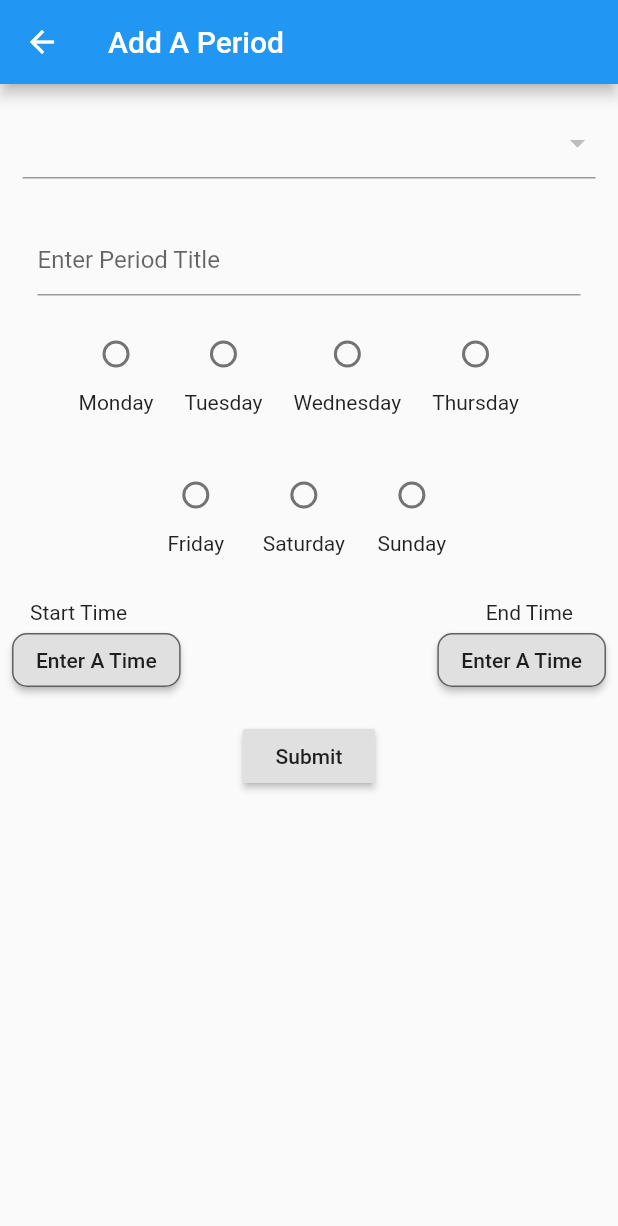
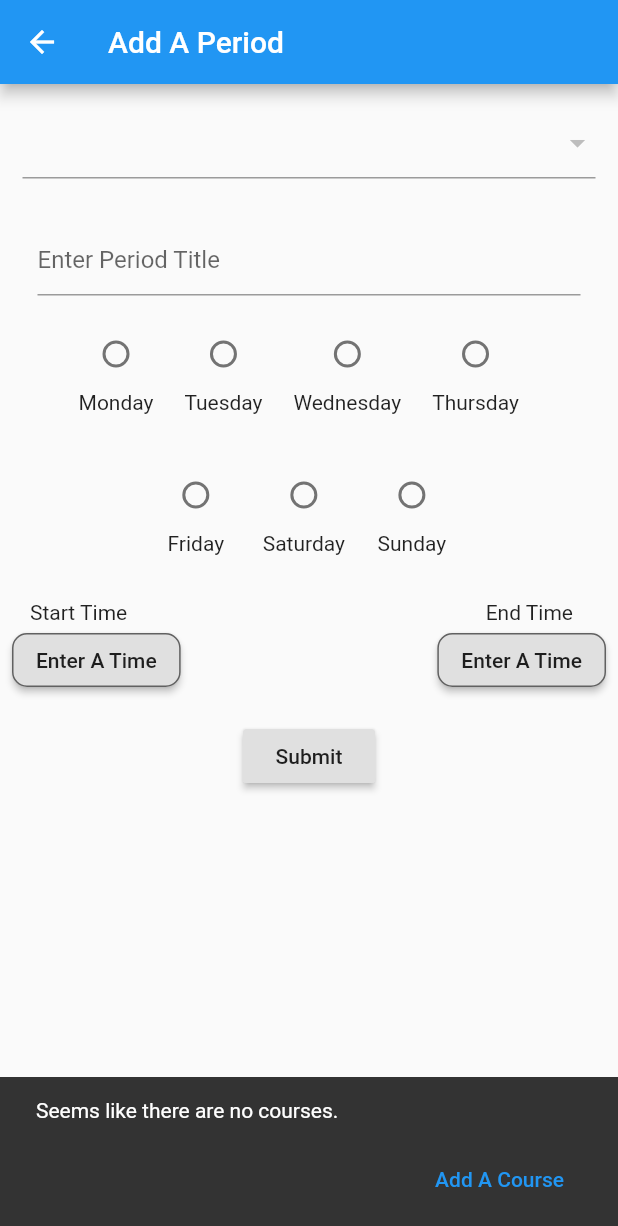
Before and after one commit to OmarYM/Sapptest, a Flutter app: the PeriodInput screen opened directly, on a phone screen of 412 x 824 dp. Shown: the top 1226 px of the screen. Run offline on Flutter 3.47's test engine with Material 2 defaults, Android fonts, the phone set to English and light mode, and no system bars; our stand-ins replace shared_preferences, sqflite; missing offline and left inert: infinity_page_view; accounts and stored records are empty.

```diff
--- a/lib/PeriodInput.dart
+++ b/lib/PeriodInput.dart
@@ -2,6 +2,7 @@ import 'package:Sapptest/course.dart';
 import 'package:Sapptest/period.dart';
 import 'package:Sapptest/userdata.dart';
 import 'package:flutter/material.dart';
+import 'courseinput.dart';
 import 'dayformfield.dart';
 import 'timeformfield.dart';
 
@@ -17,6 +18,7 @@ final _textFormKey = GlobalKey<FormFieldState>();
 final _courseFormKey = GlobalKey<FormFieldState>();
 
 bool x = false;
+Course _course;
 
 class PeriodInput extends StatefulWidget {
   PeriodInput({Key key}) : super(key: key);
@@ -35,15 +37,11 @@ class PeriodInput extends StatefulWidget {
 }
 
 class _PeriodInputState extends State<PeriodInput> {
-  var course;
-
   @override
   void initState() {
     setState(() {
-      course = courses.isNotEmpty ? courses[0] : null;
+      _course = courses.isNotEmpty ? courses[0] : null;
     });
-
-
 
     super.initState();
   }
@@ -72,29 +70,95 @@ class _PeriodInputState extends State<PeriodInput> {
               currentFocus.unfocus();
             }
           },
-          child: ListView(
+          child: PeriodInputs(),
+        ),
+      ),
+    );
+  }
+}
+
+class PeriodInputs extends StatefulWidget {
+  const PeriodInputs({
+    Key key,
+  }) : super(key: key);
+
+  @override
+  _PeriodInputsState createState() => _PeriodInputsState();
+}
+
+class _PeriodInputsState extends State<PeriodInputs> {
+  void createSnackBar(BuildContext context) {
+    final snackBar = new SnackBar(
+      behavior: SnackBarBehavior.fixed,
+        content: new Text('Seems like there are no courses.'),
+        action: SnackBarAction(
+            label: 'Add A Course',
+            onPressed: () => navigateToCoursePage(context)),
+        );
+
+    // Find the Scaffold in the Widget tree and use it to show a SnackBar!
+    if (courses.isEmpty) {
+      Scaffold.of(context).showSnackBar(snackBar);
+    }
+  }
+
+  Future navigateToCoursePage(context) async {
+    Navigator.push(
+            context, MaterialPageRoute(builder: (context) => CourseInput()))
+        .then((value) {
+          refreshList();
+        } );
+  }
+
+  refreshList() {
+      dbcourses.getCourses().then((value) {
+        if (value.isNotEmpty) {
+          setState(() {
+            courses = value;
+             _course = courses.isEmpty ? null : courses[0];
+             print(_course.title);
+          });
+        }
+      });
+  }
+
+  @override
+  void initState() {
+    Future.delayed(Duration(seconds: 1)).then((_) => createSnackBar(context));
+    super.initState();
+  }
+
+  @override
+  Widget build(BuildContext context) {
+    return ListView(
       children: <Widget>[
         Padding(
           padding: const EdgeInsets.all(15.0),
           child: DropdownButtonFormField(
             key: _courseFormKey,
-                    value: course != null ? course : null,
-                    items:
-                        courses.map<DropdownMenuItem<Course>>((Course value) {
+            value: _course != null ? _course : null,
+            items: courses.map<DropdownMenuItem<Course>>((Course value) {
               return DropdownMenuItem<Course>(
-                        value: value ,
+                value: value,
                 child: Text(value.title),
               );
             }).toList(),
             onChanged: (newValue) {
               setState(() {
-                        course = newValue;
+                _course = newValue;
               });
-                    }),
+            },
+            validator: (value) {
+              if (value == null) {
+                return 'You Have To Add A Course First';
+              }
+              return null;
+            },
+          ),
         ),
         Padding(
-                padding: const EdgeInsets.only(
-                    top: 15.0, bottom: 15, left: 25, right: 25),
+          padding:
+              const EdgeInsets.only(top: 15.0, bottom: 15, left: 25, right: 25),
           child: TextFormField(
             key: _textFormKey,
             decoration: const InputDecoration(
@@ -148,8 +212,7 @@ class _PeriodInputState extends State<PeriodInput> {
                 context: context,
                 key: _startFormKey,
                 validator: (value) {
-                        if (value == null ||
-                            _endFormKey.currentState.value == null) {
+                  if (value == null || _endFormKey.currentState.value == null) {
                     return 'Please Enter a Time';
                   } else if (_endFormKey != null &&
                       _endFormKey.currentState.value.hour * 10 +
@@ -206,8 +269,7 @@ class _PeriodInputState extends State<PeriodInput> {
 
                   Navigator.pop(context);
                 } else {
-                        setState(() {
-                        });
+                  setState(() {});
                 }
               },
               child: Text('Submit'),
@@ -215,9 +277,6 @@ class _PeriodInputState extends State<PeriodInput> {
           ),
         ),
       ],
-          ),
-        ),
-      ),
     );
   }
 }
--- a/lib/userdata.dart
+++ b/lib/userdata.dart
@@ -46,6 +46,9 @@ List<Period> allFromCourse(String title) {
   return result;
 }
 
+bool upDirection = true, flag = true;
+
+
  String getDayOfTheWeek(int day) {
     switch (day) {
       case 0:
```
Also changed, not shown: lib/mainPage.dart (+48 -29 lines), lib/periodslot.dart (+31 -4 lines). Lines whose indentation alone changed are shown as unchanged.
